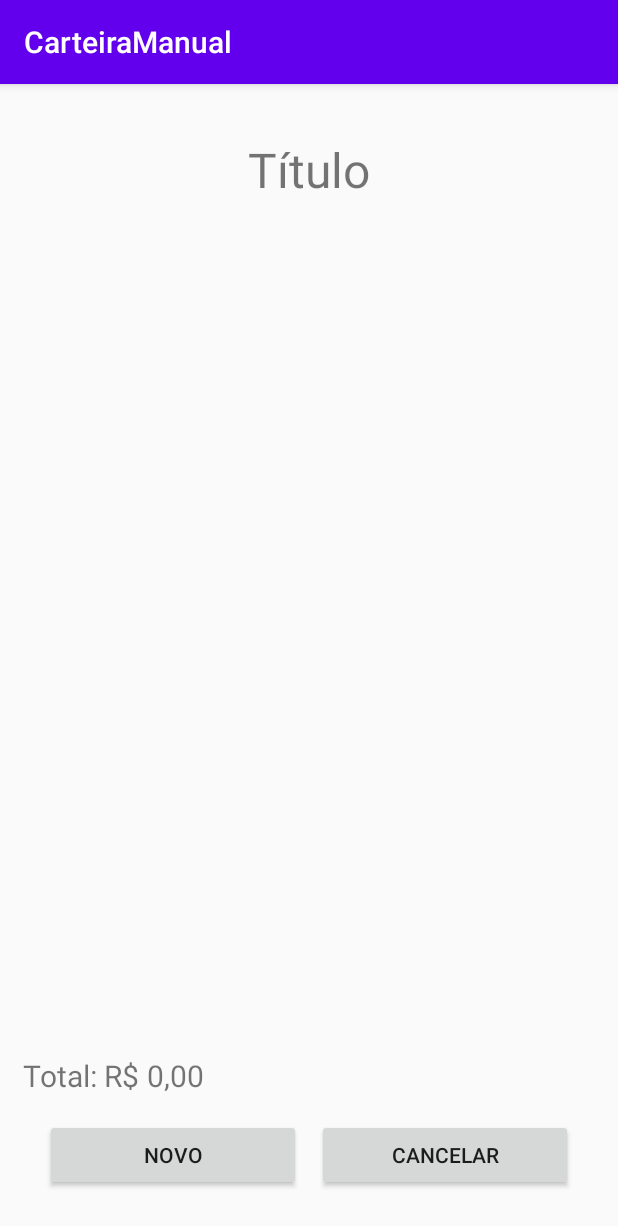
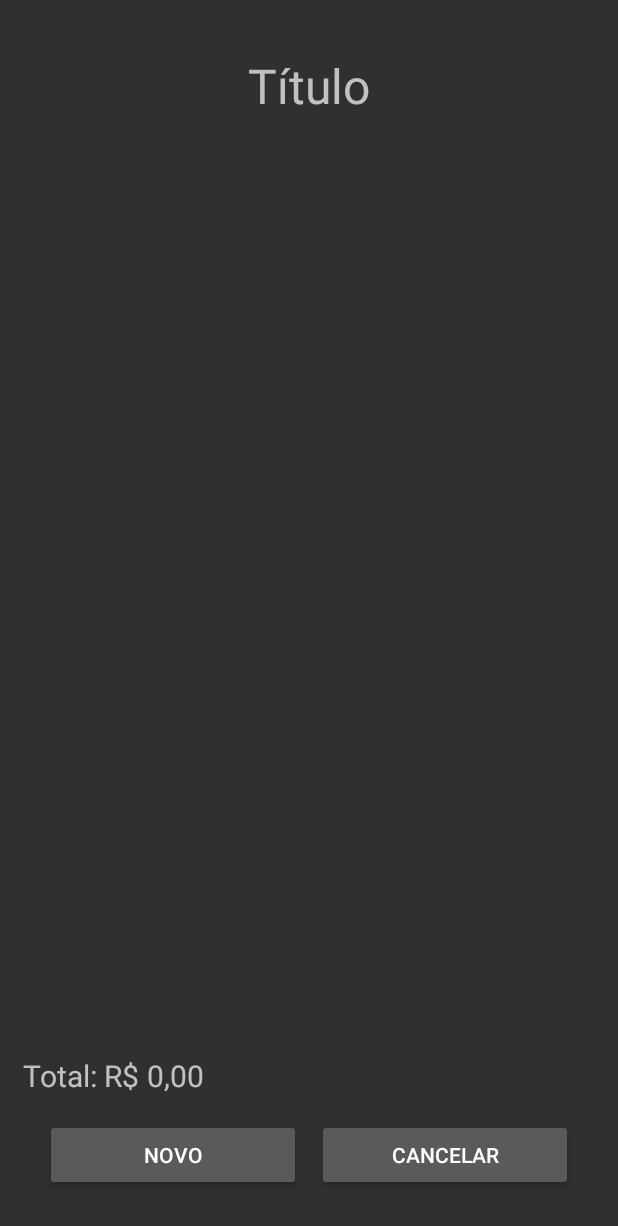
Before and after one commit to YasminAnk/AppCarteira, an Android app: the VisualizarEventos screen opened directly, with no data from a screen before it, on a phone screen of 412 x 824 dp. Shown: the top 1226 px of the screen. Run offline under Robolectric (Android 15) with nearby library versions, the phone set to English and light mode, and no system bars.

Commit message:
reorganizando codigo e resolvendo alguns erros do programa

```diff
--- a/app/src/main/AndroidManifest.xml
+++ b/app/src/main/AndroidManifest.xml
@@ -8,7 +8,7 @@
         android:label="@string/app_name"
         android:roundIcon="@mipmap/ic_launcher_round"
         android:supportsRtl="true"
-        android:theme="@style/AppTheme">
+        android:theme="@style/Theme.AppCompat.NoActionBar">
         <activity android:name=".CadastroEdicaoEvento"></activity>
         <activity android:name=".VisualizarEventos" />
         <activity android:name=".MainActivity">
--- a/app/src/main/java/com/ifmg/carteiramanual/VisualizarEventos.java
+++ b/app/src/main/java/com/ifmg/carteiramanual/VisualizarEventos.java
@@ -1,8 +1,4 @@
 package com.ifmg.carteiramanual;
-
-import androidx.appcompat.app.AppCompatActivity;
-
-import android.app.DatePickerDialog;
 
 import android.content.Intent;
 import android.os.Bundle;
@@ -11,6 +7,8 @@ import android.widget.Button;
 import android.widget.ListView;
 import android.widget.TextView;
 import android.widget.Toast;
+
+import androidx.appcompat.app.AppCompatActivity;
 
 public class VisualizarEventos extends AppCompatActivity {
 
@@ -29,13 +27,13 @@ public class VisualizarEventos extends AppCompatActivity {
         super.onCreate(savedInstanceState);
         setContentView(R.layout.activity_visualizar_eventos);
 
-        tituloTxt=(TextView) findViewById(R.id.tituloTxt);
-        totalTxt=(TextView) findViewById(R.id.valorTotalTxt);
+        tituloTxt = (TextView) findViewById(R.id.tituloTxt);
+        totalTxt = (TextView) findViewById(R.id.valorTotalTxt);
 
-        listaEventos= (ListView) findViewById(R.id.listaEventos);
+        listaEventos = (ListView) findViewById(R.id.listaEventos);
 
-        novoBtn = (Button) findViewById(R.id.novoButton);
-        cancelarBtn = (Button) findViewById(R.id.cancelarBtn);
+        novoBtn = (Button) findViewById(R.id.novoVisualizarBtn);
+        cancelarBtn = (Button) findViewById(R.id.cancelarVisaulizarBtn);
 
         Intent intencao = getIntent();
         operacao = intencao.getIntExtra("acao", -1);
@@ -45,25 +43,24 @@ public class VisualizarEventos extends AppCompatActivity {
 
     }
 
-    private void cadastrarEventos(){
+    private void cadastrarEventos() {
         novoBtn.setOnClickListener(new View.OnClickListener() {
             @Override
             public void onClick(View v) {
+                if (operacao != -1) {
+                    Intent trocaAct = new Intent(VisualizarEventos.this, CadastroEdicaoEvento.class);
 
-                if(operacao !=-1){
-                    Intent trocaAct = new Intent(VisualizarEventos.this, CadastroEdicaoEvento.class);
-                    if(operacao ==0){
+                    if (operacao == 0) {
                         trocaAct.putExtra("acao", 0);
-                    }else{
-                        trocaAct.putExtra("acao",1);
+                    } else {
+                        trocaAct.putExtra("acao", 1);
                     }
-
                     startActivity(trocaAct);
                 }
-
             }
         });
     }
+
     private void ajusteOperacao(){
         if(operacao==0){
             tituloTxt.setText("Entrada");
--- a/app/src/main/res/layout/activity_visualizar_eventos.xml
+++ b/app/src/main/res/layout/activity_visualizar_eventos.xml
@@ -1,6 +1,5 @@
 <?xml version="1.0" encoding="utf-8"?>
 <androidx.constraintlayout.widget.ConstraintLayout xmlns:android="http://schemas.android.com/apk/res/android"
-    xmlns:app="http://schemas.android.com/apk/res-auto"
     xmlns:tools="http://schemas.android.com/tools"
     android:layout_width="match_parent"
     android:layout_height="match_parent"
@@ -63,14 +62,14 @@
             android:layout_marginBottom="30dp">
 
             <Button
-                android:id="@+id/novoBtn"
+                android:id="@+id/novoVisualizarBtn"
                 android:layout_width="match_parent"
                 android:layout_height="wrap_content"
                 android:text="Novo"
                 android:layout_marginRight="5dp"
                 android:layout_weight="1"/>
             <Button
-                android:id="@+id/cancelarBtn"
+                android:id="@+id/cancelarVisaulizarBtn"
                 android:layout_width="match_parent"
                 android:layout_height="wrap_content"
                 android:text="Cancelar"
--- a/build.gradle
+++ b/build.gradle
@@ -5,7 +5,7 @@ buildscript {
         jcenter()
     }
     dependencies {
-        classpath "com.android.tools.build:gradle:4.0.1"
+        classpath 'com.android.tools.build:gradle:4.1.1'
 
         // NOTE: Do not place your application dependencies here; they belong
         // in the individual module build.gradle files
```
Also changed, not shown: app/src/main/java/com/ifmg/carteiramanual/MainActivity.java (+3 -8 lines), gradle/wrapper/gradle-wrapper.properties.
